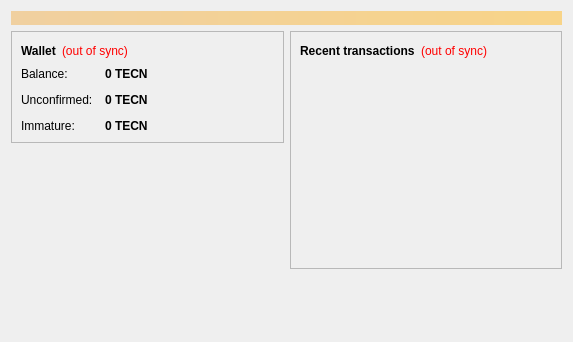
Qt form src/qt/forms/overviewpage.ui (TheTechCoin/TechCoin) before a commit.
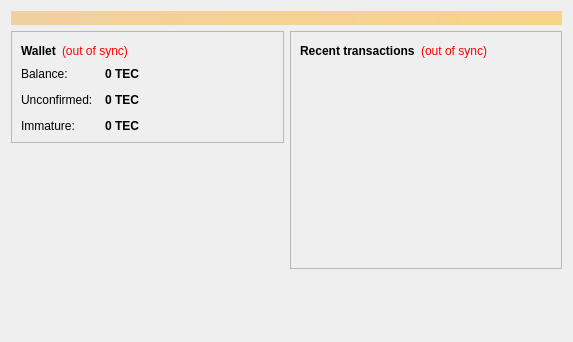
The same form after that commit.

Commit message: TECN named to TEC

```diff
--- a/src/qt/forms/overviewpage.ui
+++ b/src/qt/forms/overviewpage.ui
@@ -122,7 +122,7 @@
                <string>Your current balance</string>
               </property>
               <property name="text">
-               <string notr="true">0 TECN</string>
+               <string notr="true">0 TEC</string>
               </property>
               <property name="textInteractionFlags">
                <set>Qt::LinksAccessibleByMouse|Qt::TextSelectableByKeyboard|Qt::TextSelectableByMouse</set>
@@ -151,7 +151,7 @@
                <string>Total of transactions that have yet to be confirmed, and do not yet count toward the current balance</string>
               </property>
               <property name="text">
-               <string notr="true">0 TECN</string>
+               <string notr="true">0 TEC</string>
               </property>
               <property name="textInteractionFlags">
                <set>Qt::LinksAccessibleByMouse|Qt::TextSelectableByKeyboard|Qt::TextSelectableByMouse</set>
@@ -177,7 +177,7 @@
                <string>Mined balance that has not yet matured</string>
               </property>
               <property name="text">
-               <string notr="true">0 TECN</string>
+               <string notr="true">0 TEC</string>
               </property>
               <property name="textInteractionFlags">
                <set>Qt::LinksAccessibleByMouse|Qt::TextSelectableByKeyboard|Qt::TextSelectableByMouse</set>
```
The commit also changes 5 other files.
